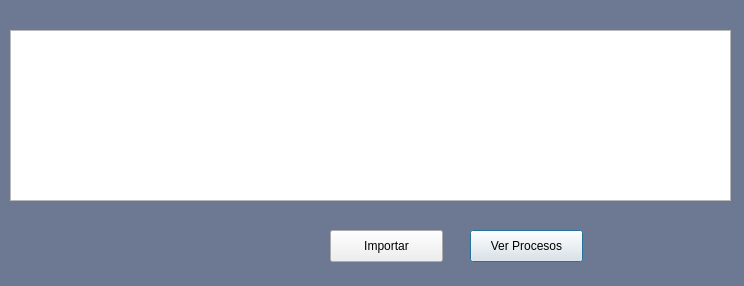
salva12/TPSOC1G1, file practicas3.0/DialogImportar.ui: the form before one commit.
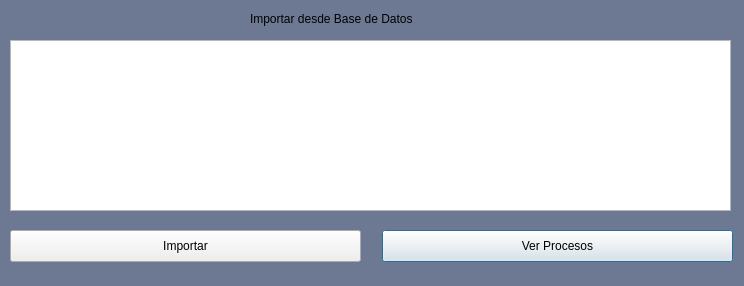
The form after the commit.

The edit to the form file:
```diff
--- a/practicas3.0/DialogImportar.ui
+++ b/practicas3.0/DialogImportar.ui
@@ -22,7 +22,7 @@
    <property name="geometry">
     <rect>
      <x>10</x>
-     <y>30</y>
+     <y>40</y>
      <width>721</width>
      <height>171</height>
     </rect>
@@ -46,9 +46,9 @@
   <widget class="QPushButton" name="pushButtonVertabla">
    <property name="geometry">
     <rect>
-     <x>470</x>
+     <x>382</x>
      <y>230</y>
-     <width>113</width>
+     <width>351</width>
      <height>32</height>
     </rect>
    </property>
@@ -59,9 +59,9 @@
   <widget class="QPushButton" name="pushButtonImportar">
    <property name="geometry">
     <rect>
-     <x>330</x>
+     <x>10</x>
      <y>230</y>
-     <width>113</width>
+     <width>351</width>
      <height>32</height>
     </rect>
    </property>
@@ -69,6 +69,59 @@
     <string>Importar</string>
    </property>
   </widget>
+  <widget class="QLabel" name="label">
+   <property name="geometry">
+    <rect>
+     <x>250</x>
+     <y>-2</y>
+     <width>271</width>
+     <height>41</height>
+    </rect>
+   </property>
+   <property name="palette">
+    <palette>
+     <active>
+      <colorrole role="Text">
+       <brush brushstyle="SolidPattern">
+        <color alpha="255">
+         <red>255</red>
+         <green>255</green>
+         <blue>255</blue>
+        </color>
+       </brush>
+      </colorrole>
+     </active>
+     <inactive>
+      <colorrole role="Text">
+       <brush brushstyle="SolidPattern">
+        <color alpha="255">
+         <red>255</red>
+         <green>255</green>
+         <blue>255</blue>
+        </color>
+       </brush>
+      </colorrole>
+     </inactive>
+     <disabled>
+      <colorrole role="Text">
+       <brush brushstyle="SolidPattern">
+        <color alpha="255">
+         <red>190</red>
+         <green>190</green>
+         <blue>190</blue>
+        </color>
+       </brush>
+      </colorrole>
+     </disabled>
+    </palette>
+   </property>
+   <property name="text">
+    <string>Importar desde Base de Datos</string>
+   </property>
+   <property name="textFormat">
+    <enum>Qt::AutoText</enum>
+   </property>
+  </widget>
  </widget>
  <resources/>
  <connections/>
```
Left out of the diff: 2 changed lines with no effect on the pictures.
